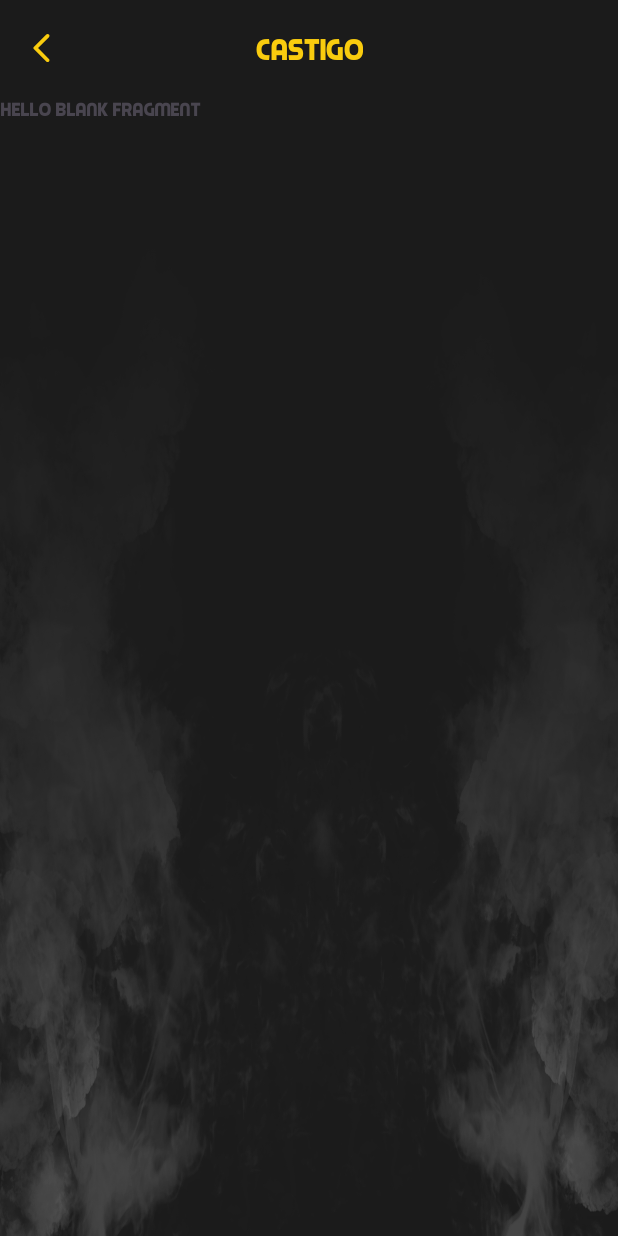
After one commit to edezadev/la-bomba, an Android app: the PenaltyFragment screen opened directly, with no data from a screen before it, on a phone screen of 412 x 824 dp. The commit adds this screen. Run offline under Robolectric (Android 15) with nearby library versions, the phone set to English and light mode, and no system bars.

Commit message:
feat: Configure SettingsActivity to handle the behavior of fragments

```diff
--- a/app/src/main/java/com/example/labombav2/util/BaseActivity.kt
+++ b/app/src/main/java/com/example/labombav2/util/BaseActivity.kt
@@ -5,6 +5,8 @@ import androidx.appcompat.app.AppCompatActivity
 import androidx.core.view.WindowCompat
 import androidx.core.view.WindowInsetsCompat
 import androidx.core.view.WindowInsetsControllerCompat
+/* Todas las activies deberán extender de BaseActivity en lugar de AppCompatActivity para que
+ * esta configuración de las barras del sistema esté en todas las pantallas */
 
 open class BaseActivity: AppCompatActivity() {
     private fun hideSystemUiHighR() {
--- /dev/null
+++ b/app/src/main/java/com/example/labombav2/view/activities/SettingsActivity.kt
@@ -0,0 +1,55 @@
+package com.example.labombav2.view.activities
+
+import android.os.Bundle
+import android.view.MenuItem
+import androidx.fragment.app.Fragment
+import com.example.labombav2.R
+import com.example.labombav2.databinding.ActivitySettingsBinding
+import com.example.labombav2.util.BaseActivity
+import com.example.labombav2.view.fragments.PenaltyFragment
+
+class SettingsActivity : BaseActivity() {
+    private var binding: ActivitySettingsBinding? = null
+
+    override fun onCreate(savedInstanceState: Bundle?) {
+        super.onCreate(savedInstanceState)
+        binding = ActivitySettingsBinding.inflate(layoutInflater)
+        setContentView(binding?.root)
+//      Toolbar
+        setSupportActionBar(binding?.toolbar)
+        supportActionBar?.setDisplayHomeAsUpEnabled(true) //mostrar el botón de navegación
+
+//      Primer fragment
+        addFragment(PenaltyFragment())
+    }
+
+    fun addFragment(fragment: Fragment) {
+        supportFragmentManager.beginTransaction()
+            .replace(R.id.containerFragment,fragment)
+            .addToBackStack(null)
+            .commit()
+    }
+
+    override fun onOptionsItemSelected(item: MenuItem): Boolean {
+        return when (item.itemId) {
+            android.R.id.home -> {
+                val fragmentManager = supportFragmentManager
+                /* si hay más de un fragmento en la pila, se usa popBackStack para ir atrás entre
+                * fragmentos, de lo contrario se regresa a la activity anterior */
+                if (fragmentManager.backStackEntryCount > 1)  {
+                    fragmentManager.popBackStack()
+                }else {
+                    finish()
+                }
+                true
+            }
+
+            else -> super.onOptionsItemSelected(item)
+        }
+    }
+
+    override fun onDestroy() {
+        super.onDestroy()
+        binding = null
+    }
+}
--- /dev/null
+++ b/app/src/main/java/com/example/labombav2/view/fragments/PenaltyFragment.kt
@@ -0,0 +1,29 @@
+package com.example.labombav2.view.fragments
+
+import android.os.Bundle
+import androidx.fragment.app.Fragment
+import android.view.LayoutInflater
+import android.view.View
+import android.view.ViewGroup
+import androidx.appcompat.app.AppCompatActivity
+import com.example.labombav2.R
+import com.example.labombav2.databinding.FragmentPenaltyBinding
+
+class PenaltyFragment : Fragment() {
+    private var binding: FragmentPenaltyBinding? = null
+
+    override fun onCreateView(
+        inflater: LayoutInflater, container: ViewGroup?,
+        savedInstanceState: Bundle?
+    ): View? {
+        binding = FragmentPenaltyBinding.inflate(inflater, container, false)
+        val view = binding?.root
+
+        val activity = activity
+        if (activity is AppCompatActivity) {
+            activity.supportActionBar?.title = getString(R.string.penalty_name)
+        }
+
+        return view
+    }
+}
--- /dev/null
+++ b/app/src/main/res/drawable/arrow_back.xml
@@ -0,0 +1,7 @@
+<vector android:autoMirrored="true" android:height="24dp"
+    android:tint="?colorPrimary" android:viewportHeight="24"
+    android:viewportWidth="24" android:width="24dp"
+    xmlns:android="http://schemas.android.com/apk/res/android">
+    <path android:fillColor="@android:color/white"
+        android:pathData="M16.62,2.99c-0.49,-0.49 -1.28,-0.49 -1.77,0L6.54,11.3c-0.39,0.39 -0.39,1.02 0,1.41l8.31,8.31c0.49,0.49 1.28,0.49 1.77,0s0.49,-1.28 0,-1.77L9.38,12l7.25,-7.25c0.48,-0.48 0.48,-1.28 -0.01,-1.76z"/>
+</vector>
--- a/app/src/main/res/layout/activity_main.xml
+++ b/app/src/main/res/layout/activity_main.xml
@@ -4,7 +4,7 @@
     xmlns:tools="http://schemas.android.com/tools"
     android:layout_width="match_parent"
     android:layout_height="match_parent"
-    tools:context=".view.MainActivity">
+    tools:context=".view.activities.MainActivity">
 
     <ImageView
         android:layout_width="@dimen/zero"
--- /dev/null
+++ b/app/src/main/res/layout/activity_settings.xml
@@ -0,0 +1,27 @@
+<?xml version="1.0" encoding="utf-8"?>
+<androidx.coordinatorlayout.widget.CoordinatorLayout xmlns:android="http://schemas.android.com/apk/res/android"
+    xmlns:app="http://schemas.android.com/apk/res-auto"
+    xmlns:tools="http://schemas.android.com/tools"
+    android:layout_width="match_parent"
+    android:layout_height="match_parent"
+    tools:context=".view.activities.SettingsActivity">
+    <com.google.android.material.appbar.AppBarLayout
+        android:id="@+id/appBarLayout"
+        android:layout_width="match_parent"
+        android:layout_height="wrap_content"
+        android:background="@android:color/transparent">
+        <com.google.android.material.appbar.MaterialToolbar
+            android:id="@+id/toolbar"
+            android:layout_width="match_parent"
+            android:layout_height="?actionBarSize"
+            app:navigationIcon="@drawable/arrow_back"
+            app:titleTextColor="?colorPrimary"
+            app:titleCentered="true"/>
+    </com.google.android.material.appbar.AppBarLayout>
+
+    <FrameLayout
+        android:id="@+id/containerFragment"
+        android:layout_width="match_parent"
+        android:layout_height="match_parent"
+        app:layout_behavior="@string/appbar_scrolling_view_behavior"/>
+</androidx.coordinatorlayout.widget.CoordinatorLayout>
--- /dev/null
+++ b/app/src/main/res/layout/fragment_penalty.xml
@@ -0,0 +1,13 @@
+<?xml version="1.0" encoding="utf-8"?>
+<FrameLayout xmlns:android="http://schemas.android.com/apk/res/android"
+    xmlns:tools="http://schemas.android.com/tools"
+    android:layout_width="match_parent"
+    android:layout_height="match_parent"
+    tools:context=".view.fragments.PenaltyFragment">
+
+    <TextView
+        android:layout_width="match_parent"
+        android:layout_height="match_parent"
+        android:text="@string/hello_blank_fragment" />
+
+</FrameLayout>
--- a/app/src/main/res/values/colors.xml
+++ b/app/src/main/res/values/colors.xml
@@ -1,7 +1,5 @@
 <?xml version="1.0" encoding="utf-8"?>
 <resources>
-    <color name="black">#FF000000</color>
-    <color name="white">#FFFFFFFF</color>
     <color name="primary">#f9cc0e </color>
     <color name="outline">#f9cc0e </color>
     <color name="ripple">#12F9CC0E</color>
--- a/app/src/main/res/values/dimens.xml
+++ b/app/src/main/res/values/dimens.xml
@@ -2,8 +2,6 @@
 <resources>
     <dimen name="zero">0dp</dimen>
     <dimen name="btn_normal_width">220dp</dimen>
-    <dimen name="padding_common">16dp</dimen>
-    <dimen name="padding_small">12dp</dimen>
     <dimen name="padding_medium">20dp</dimen>
     <dimen name="padding_large">24dp</dimen>
     <dimen name="padding_xlarge">28dp</dimen>
--- a/app/src/main/res/values/strings.xml
+++ b/app/src/main/res/values/strings.xml
@@ -2,4 +2,6 @@
     <string name="app_name">LaBombaV2</string>
     <string name="start_play">Comenzar</string>
     <string name="intructions">¿Cómo jugar?</string>
+    <string name="hello_blank_fragment">Hello blank fragment</string>
+    <string name="penalty_name">Castigo</string>
 </resources>
--- a/app/src/main/res/values/themes.xml
+++ b/app/src/main/res/values/themes.xml
@@ -5,7 +5,7 @@
          <item name="colorOutline">@color/outline</item>
 
         <!--Recursos generales de la app-->
-<!--        <item name="fontFamily"></item>-->
+        <item name="fontFamily">@font/piximisa</item>
         <item name="android:windowBackground">@drawable/background</item>
 
         <!--No permitir el modo oscuro-->
```
Also changed, not shown: app/src/main/AndroidManifest.xml (+17 -3 lines), app/src/main/java/com/example/labombav2/view/activities/InstructionsActivity.kt (added, +12 -0 lines), app/src/main/java/com/example/labombav2/view/activities/MainActivity.kt (renamed from app/src/main/java/com/example/labombav2/view/MainActivity.kt, +6 -3 lines), app/src/main/res/layout/activity_instructions.xml (added, +8 -0 lines), app/src/main/res/font/piximisa.ttf (renamed from app/src/main/assets/font/piximisa.ttf).
